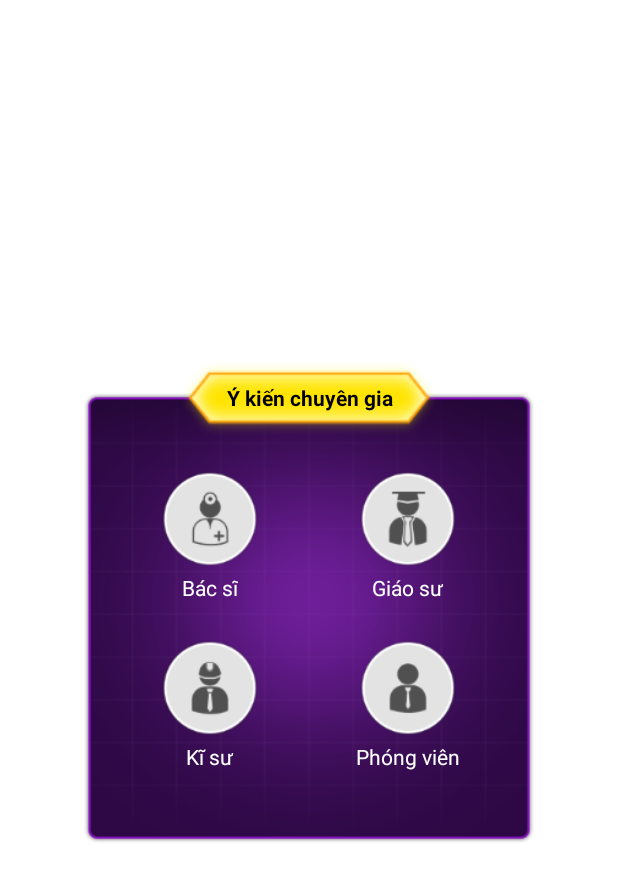
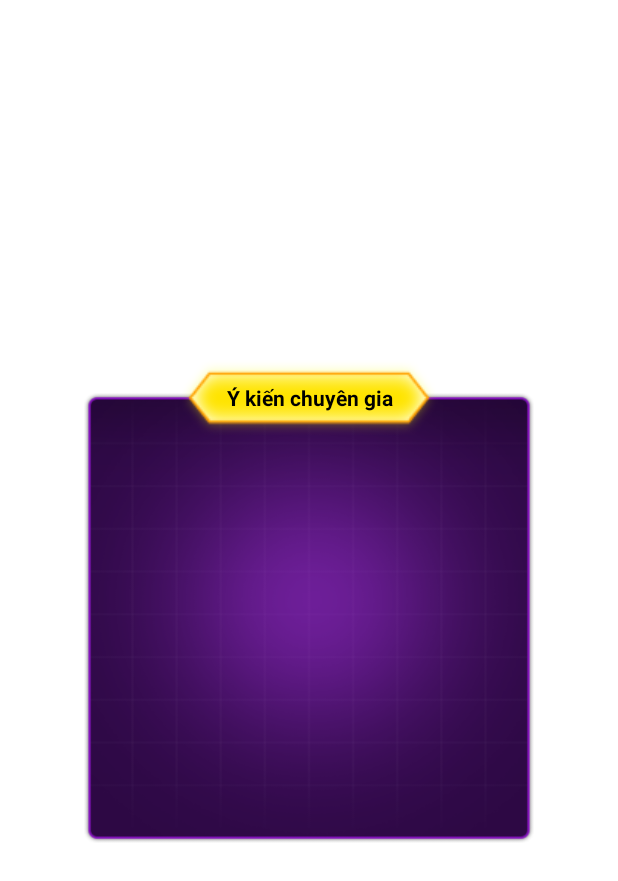
Before and after one commit to N11-Android/AiLaTrieuPhu, an Android app: the layout call_dialog.xml on its own in the app's theme, with its tools: preview values and no code run, on a phone screen of 412 x 824 dp. Shown: the top 881 px of the screen. Run offline under Robolectric (Android 15) with nearby library versions, the phone set to English and light mode, and no system bars.

Commit message:
update call dialog

```diff
--- a/app/src/main/res/layout/call_dialog.xml
+++ b/app/src/main/res/layout/call_dialog.xml
@@ -42,91 +42,6 @@
                 android:background="@drawable/dialog_confirm_background_button"/>
         </LinearLayout>
 
-        <LinearLayout
-            android:id="@+id/ln_call_01"
-            android:layout_alignParentLeft="true"
-            android:layout_width="wrap_content"
-            android:layout_height="wrap_content"
-            android:gravity="center_horizontal"
-            android:orientation="vertical">
-
-            <ImageButton
-                android:background="@drawable/btn_help_call_01"
-                android:id="@+id/btn_help_01"
-                android:layout_width="72dp"
-                android:layout_height="72dp"/>
-
-            <TextView
-                android:layout_width="wrap_content"
-                android:layout_height="wrap_content"
-                android:text="Bác sĩ"
-                android:textColor="#ffffff" />
-        </LinearLayout>
-
-        <LinearLayout
-            android:id="@+id/ln_call_02"
-            android:layout_width="wrap_content"
-            android:layout_height="wrap_content"
-            android:layout_alignParentRight="true"
-            android:gravity="center_horizontal"
-            android:orientation="vertical">
-
-            <ImageButton
-                android:layout_width="72dp"
-                android:layout_height="72dp"
-                android:background="@drawable/btn_help_call_02"
-                android:id="@+id/btn_help_02" />
-
-            <TextView
-                android:layout_width="wrap_content"
-                android:layout_height="wrap_content"
-                android:text="Giáo sư"
-                android:textColor="#ffffff" />
-        </LinearLayout>
-
-        <LinearLayout
-            android:id="@+id/ln_call_03"
-            android:layout_width="wrap_content"
-            android:layout_height="wrap_content"
-            android:layout_alignParentBottom="true"
-            android:gravity="center_horizontal"
-            android:orientation="vertical">
-
-            <ImageButton
-                android:id="@+id/btn_help_03"
-                android:layout_width="72dp"
-                android:layout_height="72dp"
-                android:background="@drawable/btn_help_call_03"/>
-
-            <TextView
-                android:layout_width="wrap_content"
-                android:layout_height="wrap_content"
-                android:text="Kĩ sư"
-                android:textColor="#ffffff" />
-        </LinearLayout>
-
-        <LinearLayout
-            android:id="@+id/ln_call_04"
-            android:layout_width="wrap_content"
-            android:layout_height="wrap_content"
-            android:layout_alignParentBottom="true"
-            android:layout_alignParentRight="true"
-            android:gravity="center_horizontal"
-            android:orientation="vertical">
-
-            <ImageButton
-                android:id="@+id/btn_help_04"
-                android:layout_width="72dp"
-                android:layout_height="72dp"
-                android:background="@drawable/btn_help_call_04"/>
-
-            <TextView
-                android:layout_width="wrap_content"
-                android:layout_height="wrap_content"
-                android:text="Phóng viên"
-                android:textColor="#ffffff" />
-        </LinearLayout>
-
     </RelativeLayout>
     <TextView
         android:layout_width="172dp"
```
Also changed, not shown: app/src/main/java/haui/android/dialogs/CallDialog.java (+3 -37 lines).
